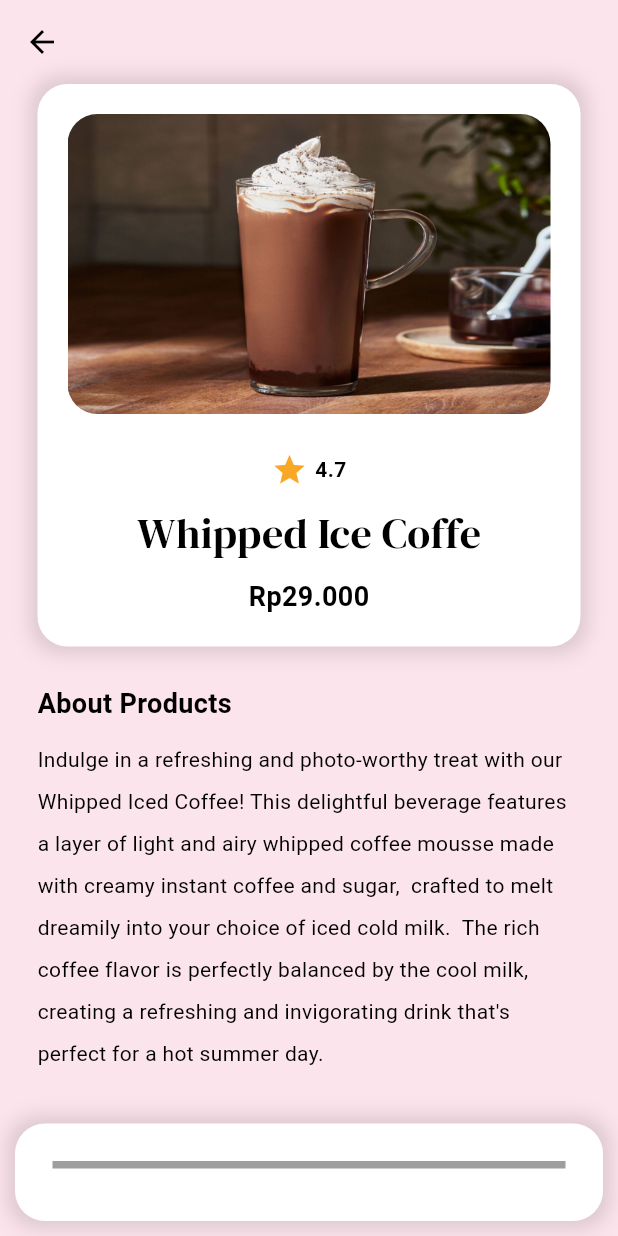
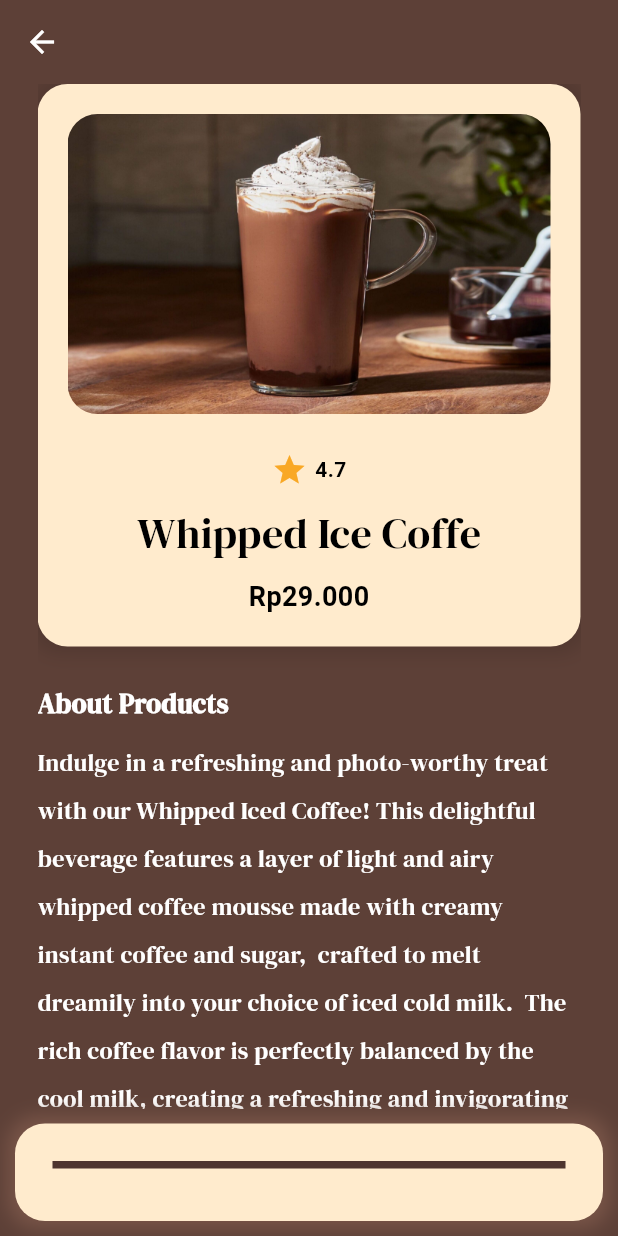
Before and after one commit to Daflah/blackbeanbliss, a Flutter app: the MenuPage screen opened directly, after a tap on "Hot Coffee", after a tap on "Cold Coffee", after a tap on "Whipped Ice Coffe", on a phone screen of 412 x 824 dp. Run offline on Flutter 3.47's test engine with Material 3 defaults, Android fonts, the phone set to English and light mode, and no system bars; our stand-ins replace carousel_slider, cloud_firestore, firebase_auth, firebase_core, flutter_spinkit, google_fonts and 1 more; accounts and stored records are empty.

Commit message:
Design Details page

```diff
--- a/lib/pages/drink_details_page.dart
+++ b/lib/pages/drink_details_page.dart
@@ -1,7 +1,6 @@
 // Import packages yang diperlukan
 import 'package:flutter/material.dart';
 import 'package:google_fonts/google_fonts.dart';
-import 'package:blackbeanbliss/models/shop.dart'; // Ganti dengan path yang sesuai
 import '../models/drink.dart'; // Ganti dengan path yang sesuai
 
 // Widget untuk halaman detail minuman
@@ -32,9 +31,9 @@ class _DrinkDetailsPageState extends State<DrinkDetailsPage> {
       appBar: AppBar(
         backgroundColor: Colors.transparent,
         elevation: 0,
-        iconTheme: IconThemeData(color: Colors.black),
+        iconTheme: IconThemeData(color: Colors.white),
       ),
-      backgroundColor: Colors.pink[50],
+      backgroundColor: Colors.brown[700],
       body: Column(
         children: [
           // ListView untuk detail minuman
@@ -47,7 +46,7 @@ class _DrinkDetailsPageState extends State<DrinkDetailsPage> {
                   Container(
                     padding: const EdgeInsets.all(20),
                     decoration: BoxDecoration(
-                      color: Colors.white,
+                      color: Color(0xFFFFEBCD),
                       borderRadius: BorderRadius.circular(20),
                       boxShadow: [
                         BoxShadow(
@@ -126,10 +125,10 @@ class _DrinkDetailsPageState extends State<DrinkDetailsPage> {
                   const SizedBox(height: 25),
 
                   // Deskripsi
-                  const Text(
+                  Text(
                     "About Products",
-                    style: TextStyle(
-                      color: Colors.black,
+                    style: GoogleFonts.dmSerifDisplay(
+                      color: Colors.white,
                       fontWeight: FontWeight.bold,
                       fontSize: 18,
                     ),
@@ -139,9 +138,9 @@ class _DrinkDetailsPageState extends State<DrinkDetailsPage> {
 
                   Text(
                     widget.drink.description,
-                    style: const TextStyle(
-                      color: Colors.black,
-                      fontSize: 14,
+                    style: GoogleFonts.dmSerifDisplay(
+                      color: Colors.white,
+                      fontSize: 16,
                       height: 2,
                     ),
                   ),
@@ -162,11 +161,11 @@ class _DrinkDetailsPageState extends State<DrinkDetailsPage> {
             child: Container(
               width: double.infinity,
               decoration: BoxDecoration(
-                color: Colors.white,
+                color: Color(0xFFFFEBCD),
                 borderRadius: BorderRadius.circular(20),
                 boxShadow: [
                   BoxShadow(
-                    color: Colors.black12,
+                    color: Colors.brown,
                     spreadRadius: 5,
                     blurRadius: 10,
                   ),
@@ -180,7 +179,7 @@ class _DrinkDetailsPageState extends State<DrinkDetailsPage> {
                   Container(
                     height: 5,
                     width: double.infinity,
-                    color: Colors.grey,
+                    color: Colors.brown[800],
                   ),
 
                   // AnimatedContainer untuk gambar barcode
@@ -190,10 +189,10 @@ class _DrinkDetailsPageState extends State<DrinkDetailsPage> {
                     height: isBarcodeVisible ? 200 : 0,
                     margin: const EdgeInsets.only(top: 10),
                     padding: const EdgeInsets.all(10),
-                    color: Colors.white,
+                    color: Color(0xFFFFEBCD),
                     child: isBarcodeVisible
                         ? Image.asset(
-                            'images/barcode/barcode1.jpg', // Sesuaikan dengan path gambar barcode
+                            'images/barcode/barcoderemovebg.png', // Sesuaikan dengan path gambar barcode
                             width: double.infinity,
                             fit: BoxFit.contain, // Menyesuaikan gambar agar tidak terpotong
                           )
--- a/lib/pages/menu_pages.dart
+++ b/lib/pages/menu_pages.dart
@@ -1,15 +1,11 @@
 import 'package:blackbeanbliss/components/category_button.dart';
 import 'package:flutter/material.dart';
-import 'package:google_fonts/google_fonts.dart';
-import 'package:provider/provider.dart';
 import 'package:firebase_auth/firebase_auth.dart';
-import 'package:font_awesome_flutter/font_awesome_flutter.dart';
 import 'package:carousel_slider/carousel_slider.dart';
 
 import '../components/food_tile.dart';
 import '../components/drink_tile.dart';
 import '../components/signature_tile.dart';
-import '../components/button.dart';
 import '../models/drink.dart';
 import '../models/food.dart';
 import '../models/signature.dart';
@@ -437,7 +433,7 @@ class _MenuPageState extends State<MenuPage> {
                       },
                     ),
                   ),
-                  const SizedBox(height: 20),
+                  const SizedBox(height: 40),
                 ],
               ),
 
@@ -475,7 +471,7 @@ class _MenuPageState extends State<MenuPage> {
                       },
                     ),
                   ),
-                  const SizedBox(height: 20),
+                  const SizedBox(height: 40),
                 ],
               ),
 
@@ -513,7 +509,7 @@ class _MenuPageState extends State<MenuPage> {
                       },
                     ),
                   ),
-                  const SizedBox(height: 20),
+                  const SizedBox(height: 50),
                 ],
               ),
           ],
--- a/lib/screens/home/home.dart
+++ b/lib/screens/home/home.dart
@@ -47,7 +47,7 @@ class Home extends StatelessWidget {
             'B.B.B Crew',
             style: TextStyle(color: Colors.white), // Mengubah warna teks menjadi putih
           ),
-          backgroundColor: Colors.brown[400],
+          backgroundColor: Colors.brown[700],
           elevation: 0.0,
           iconTheme: IconThemeData(
             color: Colors.white, // Mengubah warna ikon panah back menjadi putih
```
Also changed, not shown: lib/pages/food_details_page.dart (+14 -17 lines), lib/pages/location_page.dart (+6 -6 lines), lib/pages/signature_details_page.dart (+14 -17 lines), images/barcode/barcoderemovebg.png (added).
